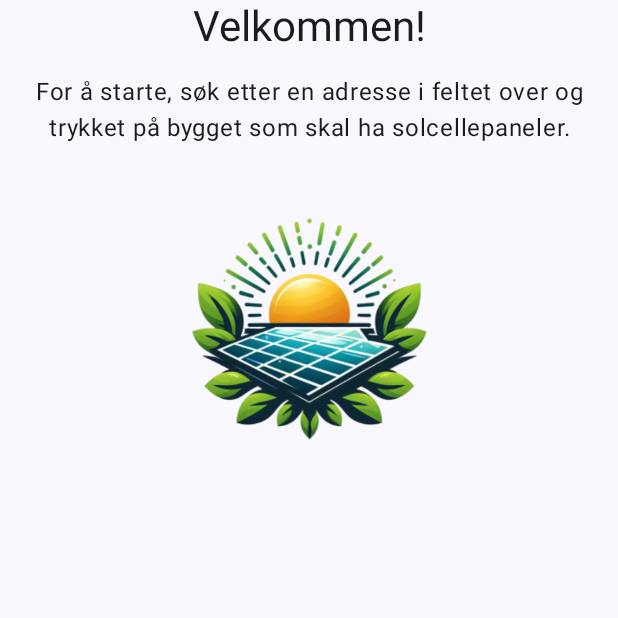
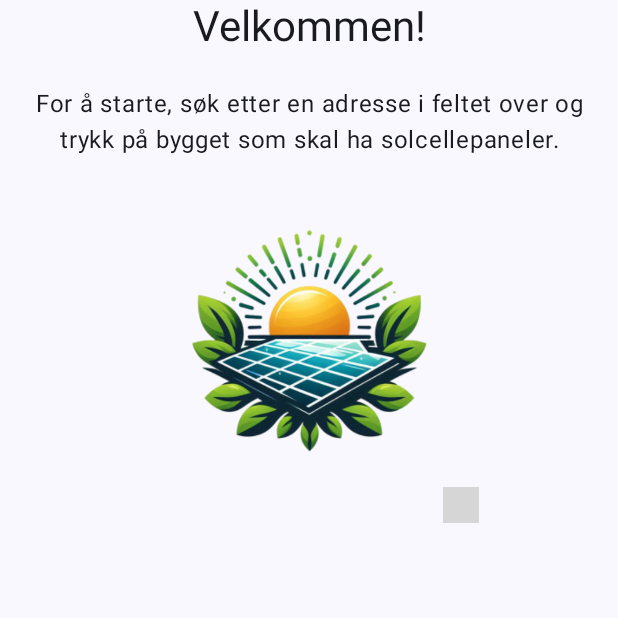
Before and after one commit to mimsh04/Solaris, an Android app built with Jetpack Compose: the composable GreetingContent shown on its own in the app's theme, on a phone screen of 412 x 824 dp, the top half of it. Run offline under Robolectric (Android 15) with nearby library versions, the phone set to English and light mode, and no system bars; libraries missing offline, so code that uses them is left out: com.composables.core; 18 statements that could not run were skipped; grey boxes are pictures that could not be loaded.

Commit message:
la til infobutton til bildet i greeting

```diff
--- a/app/src/main/java/in2000/team42/ui/screens/home/bottomSheet/GreetingContent.kt
+++ b/app/src/main/java/in2000/team42/ui/screens/home/bottomSheet/GreetingContent.kt
@@ -1,24 +1,36 @@
 package in2000.team42.ui.screens.home.bottomSheet
 
 import androidx.compose.foundation.Image
+import androidx.compose.foundation.layout.Box
 import androidx.compose.foundation.layout.Column
 import androidx.compose.foundation.layout.Spacer
 import androidx.compose.foundation.layout.fillMaxWidth
 import androidx.compose.foundation.layout.height
 import androidx.compose.foundation.layout.padding
 import androidx.compose.foundation.layout.size
+import androidx.compose.material.icons.Icons
+import androidx.compose.material.icons.filled.Info
+import androidx.compose.material3.IconButton
 import androidx.compose.material3.MaterialTheme
 import androidx.compose.material3.Text
 import androidx.compose.runtime.Composable
+import androidx.compose.runtime.getValue
+import androidx.compose.runtime.mutableStateOf
+import androidx.compose.runtime.remember
+import androidx.compose.runtime.setValue
 import androidx.compose.ui.Alignment
 import androidx.compose.ui.Modifier
 import androidx.compose.ui.res.painterResource
 import androidx.compose.ui.text.style.TextAlign
 import androidx.compose.ui.unit.dp
+import com.composables.core.Icon
 import in2000.team42.R
 
 @Composable
 fun GreetingContent(modifier: Modifier = Modifier) {
+
+    var showImageInfo by remember { mutableStateOf(false) }
+
     Column(
         modifier = modifier
             .fillMaxWidth()
@@ -32,21 +44,51 @@ fun GreetingContent(modifier: Modifier = Modifier) {
             color = MaterialTheme.colorScheme.onBackground
         )
 
-        Spacer(modifier = Modifier.height(16.dp))
+        Spacer(modifier = Modifier.height(24.dp))
 
         // Rask guide
         Text(
-            text = "For å starte, søk etter en adresse i feltet over og trykket på bygget som skal ha solcellepaneler.",
+            text = "For å starte, søk etter en adresse i feltet over og trykk på bygget som skal ha solcellepaneler.",
             style = MaterialTheme.typography.bodyLarge,
             textAlign = TextAlign.Center,
             color = MaterialTheme.colorScheme.onBackground
         )
 
-        // Logo
-        Image(
-            painter = painterResource(id = R.drawable.hovedlogo),
-            contentDescription = "App Logo",
-            modifier = Modifier.size(250.dp)
-        )
+        Box(
+            contentAlignment = Alignment.Center
+        ) {
+            // Logo Image
+            Image(
+                painter = painterResource(id = R.drawable.hovedlogo),
+                contentDescription = "App Logo",
+                modifier = Modifier.size(250.dp)
+            )
+            // Infoknapp
+            IconButton(
+                onClick = { showImageInfo = !showImageInfo },
+                modifier = Modifier
+                    .align(Alignment.BottomEnd)
+                    .padding(top = 8.dp, end = 8.dp)
+                    .size(32.dp)
+            ) {
+                Icon(
+                    imageVector = Icons.Filled.Info,
+                    contentDescription = "Bildeinfo",
+                    tint = MaterialTheme.colorScheme.onSurfaceVariant,
+                    modifier = Modifier.size(24.dp)
+                )
+            }
+        }
+
+        if (showImageInfo) {
+            Spacer(modifier = Modifier.height(6.dp))
+            Text(
+                text = "bildet er generert av AI",
+                style = MaterialTheme.typography.bodySmall,
+                textAlign = TextAlign.Center,
+                color = MaterialTheme.colorScheme.onSurfaceVariant,
+                modifier = Modifier.fillMaxWidth()
+            )
+        }
     }
 }
```
